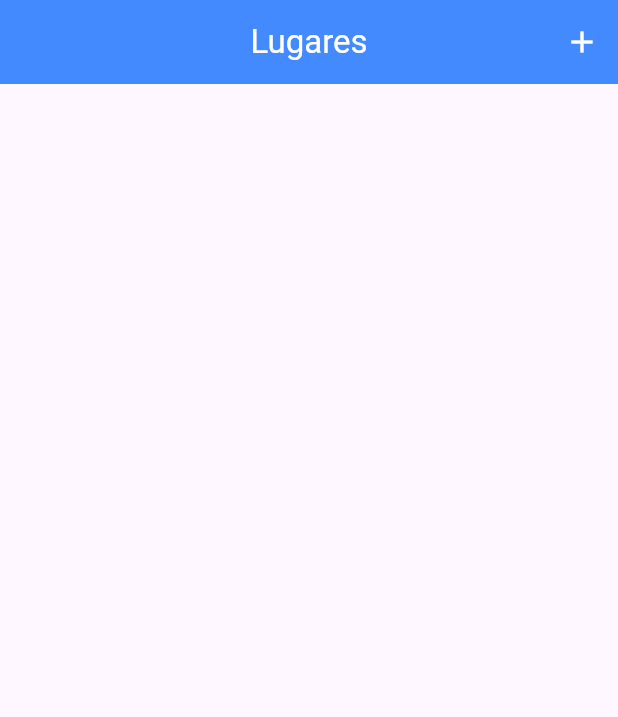
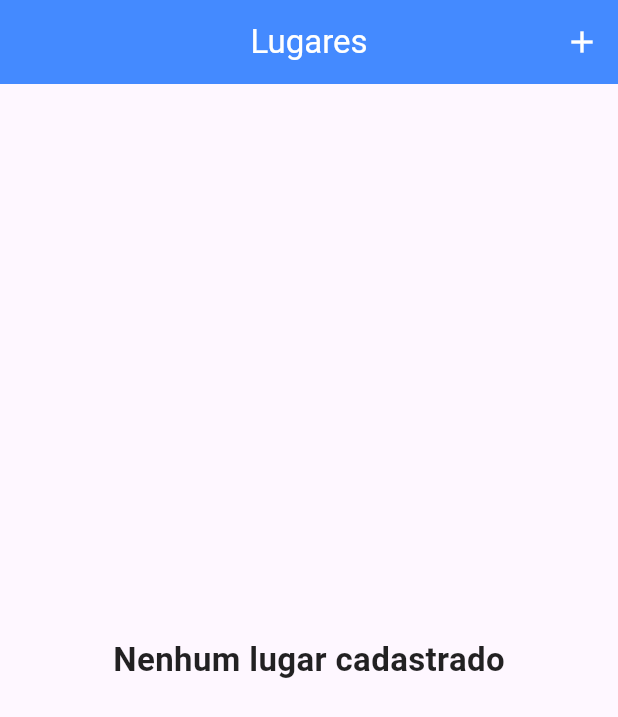
Before and after one commit to gabrielnavas/flutter_app_great_places, a Flutter app: the screen it shows after launch, on a phone screen of 412 x 824 dp. Shown: the top 717 px of the screen. Run offline on Flutter 3.47's test engine with Material 3 defaults, Android fonts, the phone set to English and light mode, and no system bars; our stand-ins replace image_picker.

Commit message:
remove provider and add consumer with place item widget

```diff
--- a/lib/main.dart
+++ b/lib/main.dart
@@ -1,7 +1,6 @@
 import 'package:flutter/material.dart';
 import 'package:flutter_app_great_places/providers/great_places.dart';
 import 'package:flutter_app_great_places/routes.dart';
-import 'package:flutter_app_great_places/screens/place_form_screen.dart';
 import 'package:flutter_app_great_places/screens/places_list_screen.dart';
 import 'package:provider/provider.dart';
 
--- a/lib/screens/places_list_screen.dart
+++ b/lib/screens/places_list_screen.dart
@@ -1,6 +1,7 @@
 import 'package:flutter/material.dart';
 import 'package:flutter_app_great_places/providers/great_places.dart';
 import 'package:flutter_app_great_places/routes.dart';
+import 'package:flutter_app_great_places/widgets/place_item.dart';
 import 'package:provider/provider.dart';
 
 class PlacesListScreen extends StatelessWidget {
@@ -8,9 +9,6 @@ class PlacesListScreen extends StatelessWidget {
 
   @override
   Widget build(BuildContext context) {
-    final GreatPlaces greatPlaces = Provider.of<GreatPlaces>(context);
-    final items = greatPlaces.items;
-
     return Scaffold(
         appBar: AppBar(
           centerTitle: true,
@@ -33,15 +31,27 @@ class PlacesListScreen extends StatelessWidget {
             ),
           ],
         ),
-        body: ListView.builder(
-          itemCount: greatPlaces.itemsCount,
-          itemBuilder: (context, index) {
-            return ListTile(
-              onTap: () {},
-              leading: Image.file(items[index].image),
-              title: Text(items[index].title),
-              subtitle: Text(
-                  '${items[index].location.latitude} - ${items[index].location.longitude}, ${items[index].location.address}'),
+        body: Consumer<GreatPlaces>(
+          child: const Center(
+            child: Text(
+              'Nenhum lugar cadastrado',
+              style: TextStyle(
+                fontWeight: FontWeight.bold,
+                fontSize: 22,
+                color: Colors.black87,
+              ),
+            ),
+          ),
+          builder: (context, greatPlaces, child) {
+            if (greatPlaces.itemsCount == 0) {
+              return child!;
+            }
+
+            return ListView.builder(
+              itemCount: greatPlaces.itemsCount,
+              itemBuilder: (context, index) {
+                return PlaceItem(place: greatPlaces.items[index]);
+              },
             );
           },
         ));
```
Also changed, not shown: lib/widgets/place_item.dart (added, +19 -0 lines).
